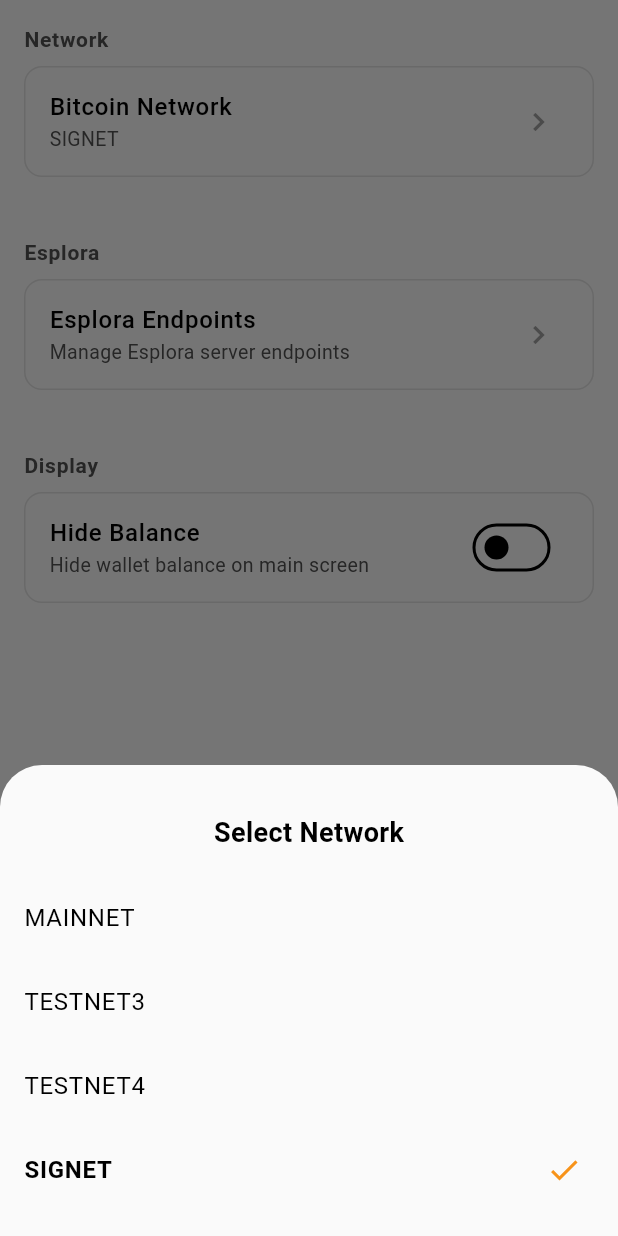
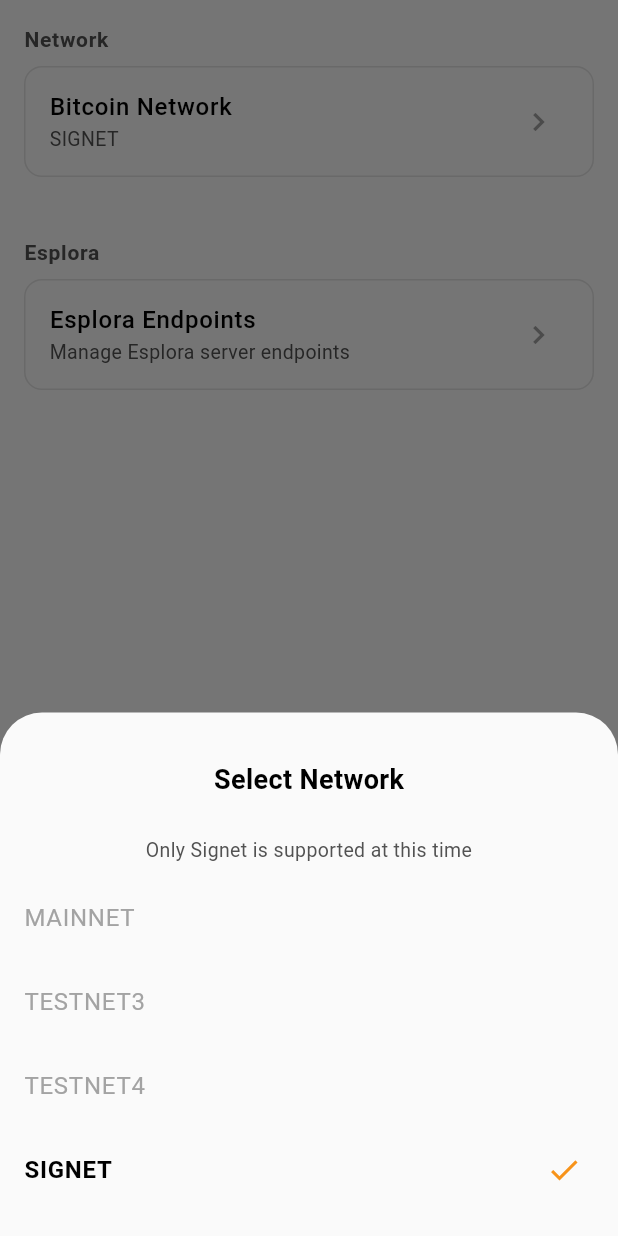
Before and after one commit to BullishNode/abandon-ship-bark-ffi, a Flutter app: the SettingsView widget shown alone on an empty page, opened directly, after a tap on "Bitcoin Network", on a phone screen of 412 x 824 dp. Run offline on Flutter 3.47's test engine with Material 3 defaults, Android fonts, the phone set to English and light mode, and no system bars; our stand-ins replace dartz, drift, equatable, flutter_bloc, flutter_secure_storage, get_it and 4 more; missing offline and left inert: dart:ffi; accounts and stored records are empty; generated files the repository leaves out were written again.

Commit message:
hide balance display setting + disable other networks than signet

```diff
--- a/bindings/dart/example/flutter_app/lib/features/settings/frameworks/flutter/screens/settings_screen.dart
+++ b/bindings/dart/example/flutter_app/lib/features/settings/frameworks/flutter/screens/settings_screen.dart
@@ -93,8 +93,8 @@ class SettingsView extends StatelessWidget {
               const SizedBox(height: 24),
 
               // Display section
-              _SectionHeader(title: 'Display', isDark: isDark),
-              _HideBalanceTile(hideBalance: state.hideBalance, isDark: isDark),
+              //_SectionHeader(title: 'Display', isDark: isDark),
+              //_HideBalanceTile(hideBalance: state.hideBalance, isDark: isDark),
             ],
           );
         }
@@ -176,6 +176,7 @@ class _NetworkTile extends StatelessWidget {
 
   void _showNetworkPicker(BuildContext context) {
     showModalBottomSheet(
+      useRootNavigator: true,
       context: context,
       builder: (sheetContext) {
         return Container(
@@ -194,25 +195,47 @@ class _NetworkTile extends StatelessWidget {
                   ),
                 ),
               ),
+              Padding(
+                padding: const EdgeInsets.symmetric(
+                  horizontal: 16,
+                  vertical: 8,
+                ),
+                child: Text(
+                  'Only Signet is supported at this time',
+                  style: TextStyle(
+                    fontSize: 13,
+                    color: isDark ? AppColors.gray400 : AppColors.gray600,
+                  ),
+                  textAlign: TextAlign.center,
+                ),
+              ),
               ...availableNetworks.map((network) {
                 final isSelected = network == currentNetwork;
+                final isSignet = network.toLowerCase() == 'signet';
                 return ListTile(
+                  enabled: isSignet,
                   title: Text(
                     network.toUpperCase(),
                     style: TextStyle(
                       fontWeight: isSelected
                           ? FontWeight.w600
                           : FontWeight.normal,
-                      color: isDark ? AppColors.white : AppColors.black,
+                      color: isSignet
+                          ? (isDark ? AppColors.white : AppColors.black)
+                          : (isDark ? AppColors.gray700 : AppColors.gray400),
                     ),
                   ),
                   trailing: isSelected
                       ? const Icon(Icons.check, color: AppColors.bitcoin)
                       : null,
-                  onTap: () {
-                    context.read<SettingsBloc>().add(ChangeNetwork(network));
-                    Navigator.pop(sheetContext);
-                  },
+                  onTap: isSignet
+                      ? () {
+                          context.read<SettingsBloc>().add(
+                            ChangeNetwork(network),
+                          );
+                          Navigator.pop(sheetContext);
+                        }
+                      : null,
                 );
               }),
             ],
```
